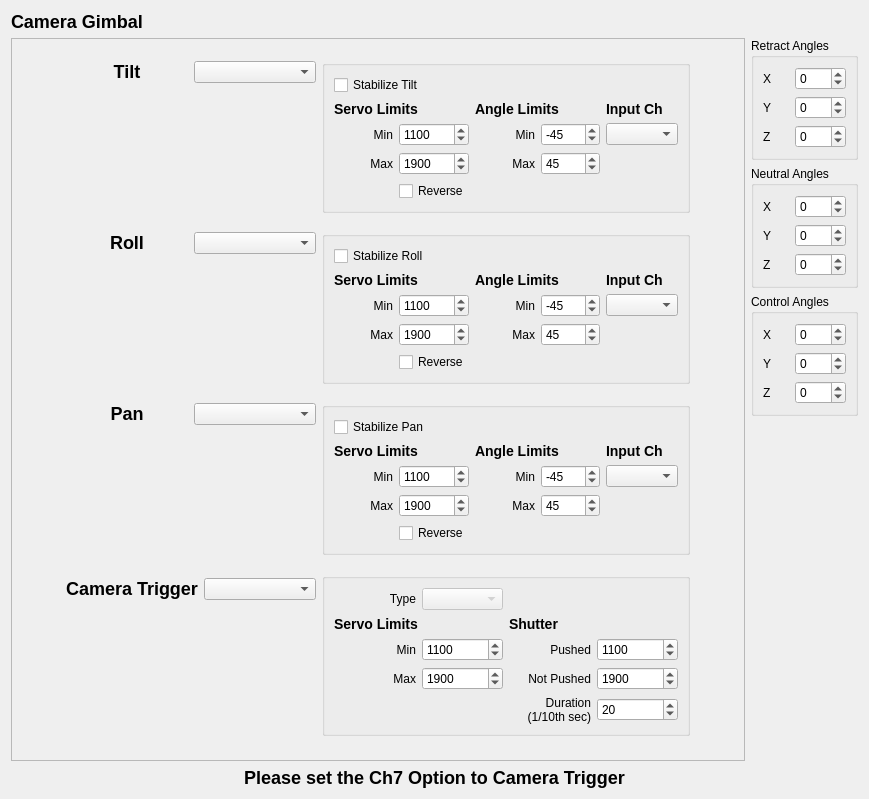
Old version of the form src/ui/configuration/CameraGimbalConfig.ui in the repository labtoast/apm_planner.
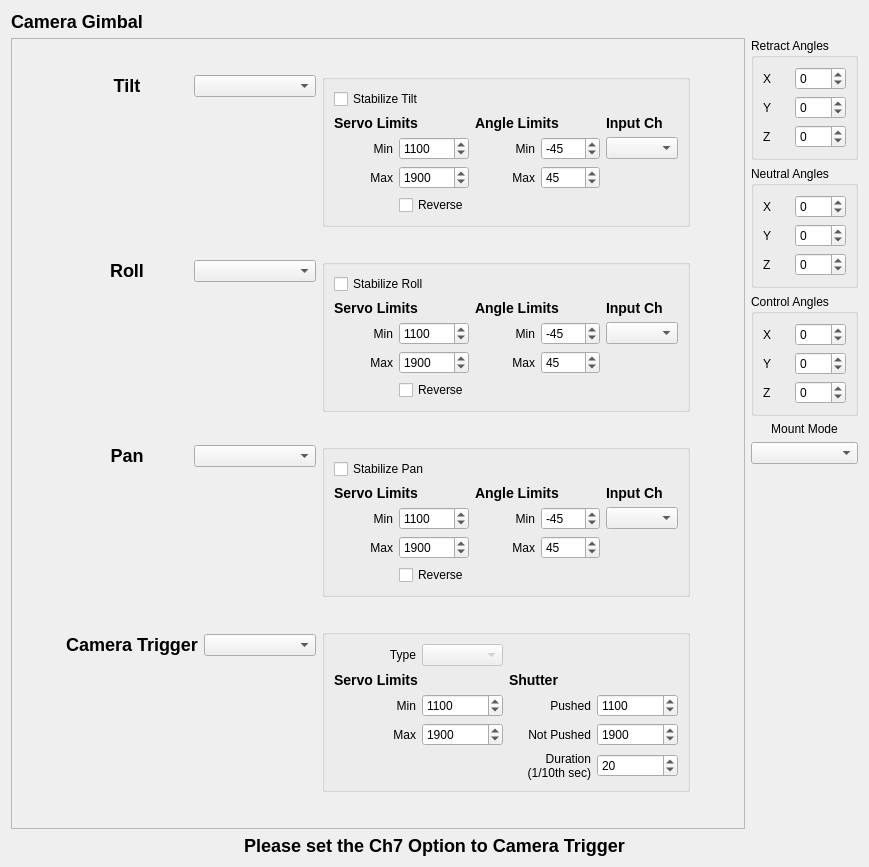
New version of the form. Icons and pictures are not drawn.

Commit message: Camera Gimbal Config: Update to change MNT_MODE to RC_TARGETTING

Diff of the .ui file:
```diff
--- a/src/ui/configuration/CameraGimbalConfig.ui
+++ b/src/ui/configuration/CameraGimbalConfig.ui
@@ -7,13 +7,13 @@
     <x>0</x>
     <y>0</y>
     <width>869</width>
-    <height>799</height>
+    <height>867</height>
    </rect>
   </property>
   <property name="maximumSize">
    <size>
     <width>869</width>
-    <height>799</height>
+    <height>900</height>
    </size>
   </property>
   <property name="windowTitle">
@@ -61,7 +61,7 @@
            <rect>
             <x>0</x>
             <y>0</y>
-            <width>712</width>
+            <width>708</width>
             <height>770</height>
            </rect>
           </property>
@@ -1106,6 +1106,19 @@
            </layout>
           </widget>
          </item>
+         <item>
+          <widget class="QLabel" name="label_49">
+           <property name="text">
+            <string>Mount Mode</string>
+           </property>
+           <property name="alignment">
+            <set>Qt::AlignCenter</set>
+           </property>
+          </widget>
+         </item>
+         <item>
+          <widget class="QComboBox" name="mountModeComboBox"/>
+         </item>
          <item>
           <spacer name="verticalSpacer">
            <property name="orientation">
```
The commit also changes 3 other files.
